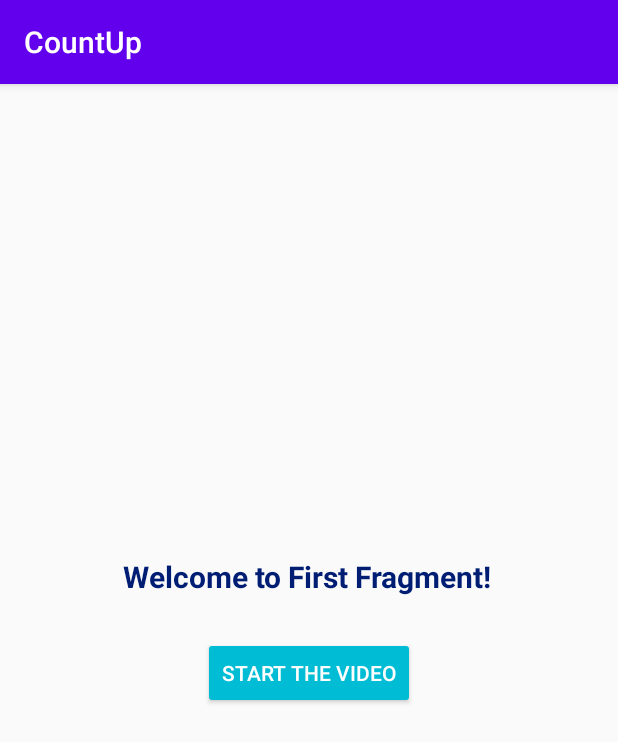
After one commit to tktcorporation/ExoPlayerYoutubeSample, an Android app: the fragment UrlTextFragment shown on its own in the app's theme, on a phone screen of 412 x 824 dp. The commit adds this screen. Shown: the top 742 px of the screen. Run offline under Robolectric (Android 15) with nearby library versions, the phone set to English and light mode, and no system bars.

Commit message:
implement urlTextFragment

```diff
--- a/app/src/main/java/com/example/countup/MainActivity.kt
+++ b/app/src/main/java/com/example/countup/MainActivity.kt
@@ -5,6 +5,7 @@ import android.os.Bundle
 import androidx.appcompat.app.AppCompatActivity
 import com.example.countup.domain.Greeting
 import com.example.countup.domain.Sheep
+import com.example.countup.fragment.UrlTextFragment
 import com.example.countup.infrastructure.http.YoutubeHttp
 import kotlinx.android.synthetic.main.activity_main.*
 import kotlinx.coroutines.Dispatchers
@@ -28,6 +29,7 @@ class MainActivity : AppCompatActivity() {
             sheep.add()
             textview.text = sheep.getCountText()
             setUrlText()
+            addFirstFragment()
 
             when(sheep.isStanding()) {
                 true -> {
@@ -46,4 +48,10 @@ class MainActivity : AppCompatActivity() {
             m3u8text.text = it
         }
     }
+
+    private fun addFirstFragment() {
+        val fragmentTransaction = supportFragmentManager.beginTransaction()
+        fragmentTransaction.add(R.id.rootLayout, UrlTextFragment())
+        fragmentTransaction.commit()
+    }
 }
--- /dev/null
+++ b/app/src/main/java/com/example/countup/fragment/UrlTextFragment.kt
@@ -0,0 +1,19 @@
+package com.example.countup.fragment
+
+import android.os.Bundle
+import android.view.LayoutInflater
+import android.view.View
+import android.view.ViewGroup
+import androidx.fragment.app.Fragment
+import com.example.countup.R
+
+class UrlTextFragment : Fragment() {
+
+    override fun onCreateView(
+        inflater: LayoutInflater,
+        container: ViewGroup?,
+        savedInstanceState: Bundle?
+    ): View? {
+        return inflater.inflate(R.layout.url_fragment, container, false)
+    }
+}
--- /dev/null
+++ b/app/src/main/res/layout/url_fragment.xml
@@ -0,0 +1,37 @@
+<?xml version="1.0" encoding="utf-8"?>
+<androidx.constraintlayout.widget.ConstraintLayout xmlns:android="http://schemas.android.com/apk/res/android"
+    android:layout_width="match_parent"
+    android:layout_height="match_parent"
+    xmlns:app="http://schemas.android.com/apk/res-auto"
+    xmlns:tools="http://schemas.android.com/tools">
+
+    <TextView
+        android:id="@+id/first_fragment_text"
+        android:layout_width="wrap_content"
+        android:layout_height="wrap_content"
+        android:text="Welcome to First Fragment!"
+        android:textColor="#001D74"
+        android:textSize="20sp"
+        android:textStyle="bold"
+        app:layout_constraintBottom_toBottomOf="parent"
+        app:layout_constraintHorizontal_bias="0.495"
+        app:layout_constraintLeft_toLeftOf="parent"
+        app:layout_constraintRight_toRightOf="parent"
+        app:layout_constraintTop_toTopOf="parent"
+        app:layout_constraintVertical_bias="0.425" />
+
+    <Button
+        android:id="@+id/to_second_fragment_button"
+        android:layout_width="wrap_content"
+        android:layout_height="wrap_content"
+        android:backgroundTint="#00BCD4"
+        android:text="Start the Video"
+        android:textColor="#FFFFFF"
+        app:layout_constraintBottom_toBottomOf="parent"
+        app:layout_constraintLeft_toLeftOf="parent"
+        app:layout_constraintRight_toRightOf="parent"
+        app:layout_constraintTop_toTopOf="parent"
+        app:layout_constraintVertical_bias="0.512"
+        tools:ignore="MissingConstraints" />
+
+</androidx.constraintlayout.widget.ConstraintLayout>
```
